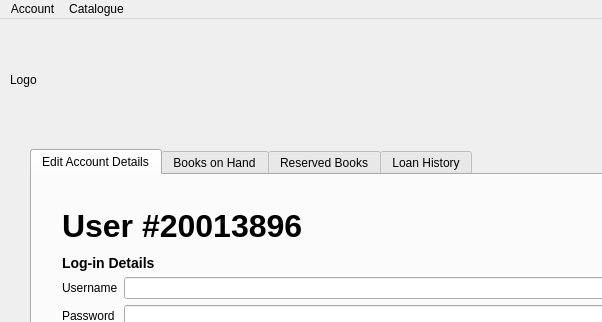
The window that qtProjectSwagger/useraccount.ui (janelle-lr/CS106LibraryInformationSystem) describes before a commit, drawn with Qt 5; both pictures show x 0 to 602 and y 0 to 322 of the 1092 by 724 pixel window.
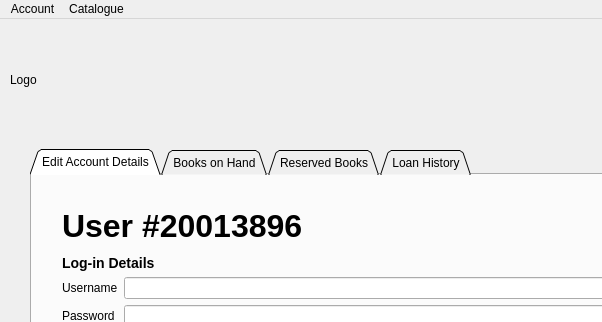
The same window after the commit.

Diff of the .ui file:
```diff
--- a/qtProjectSwagger/useraccount.ui
+++ b/qtProjectSwagger/useraccount.ui
@@ -23,6 +23,9 @@
       <height>541</height>
      </rect>
     </property>
+    <property name="tabShape">
+     <enum>QTabWidget::Triangular</enum>
+    </property>
     <property name="currentIndex">
      <number>0</number>
     </property>
```
Left out of the diff: 8 changed lines with no effect on the pictures.
